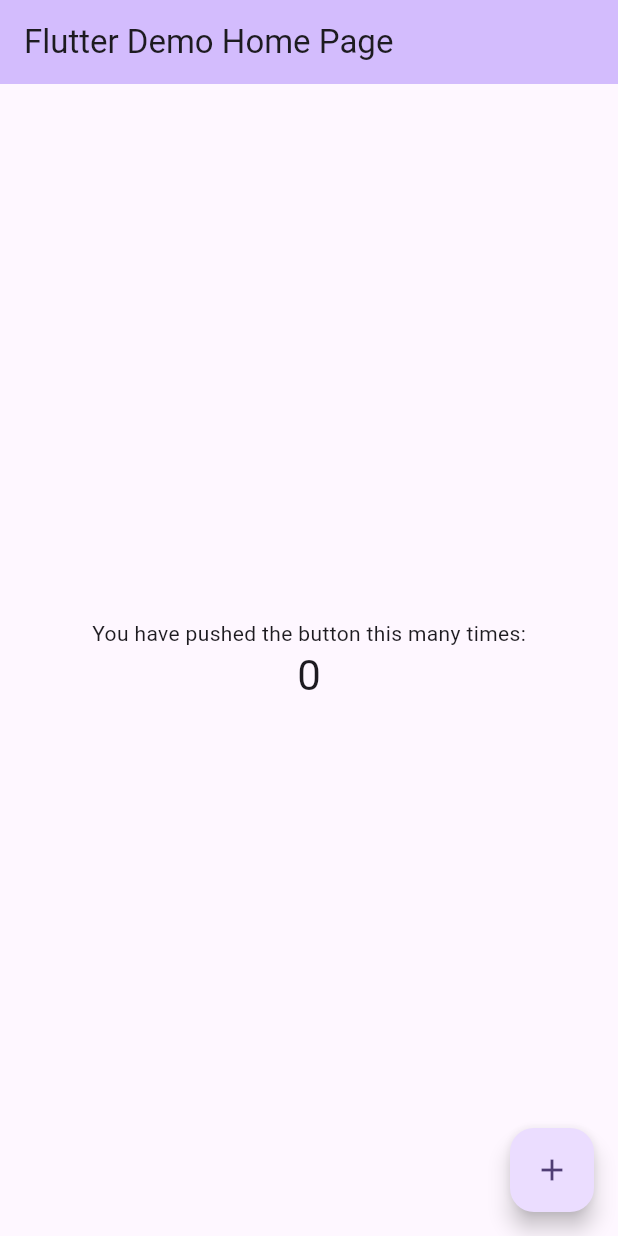
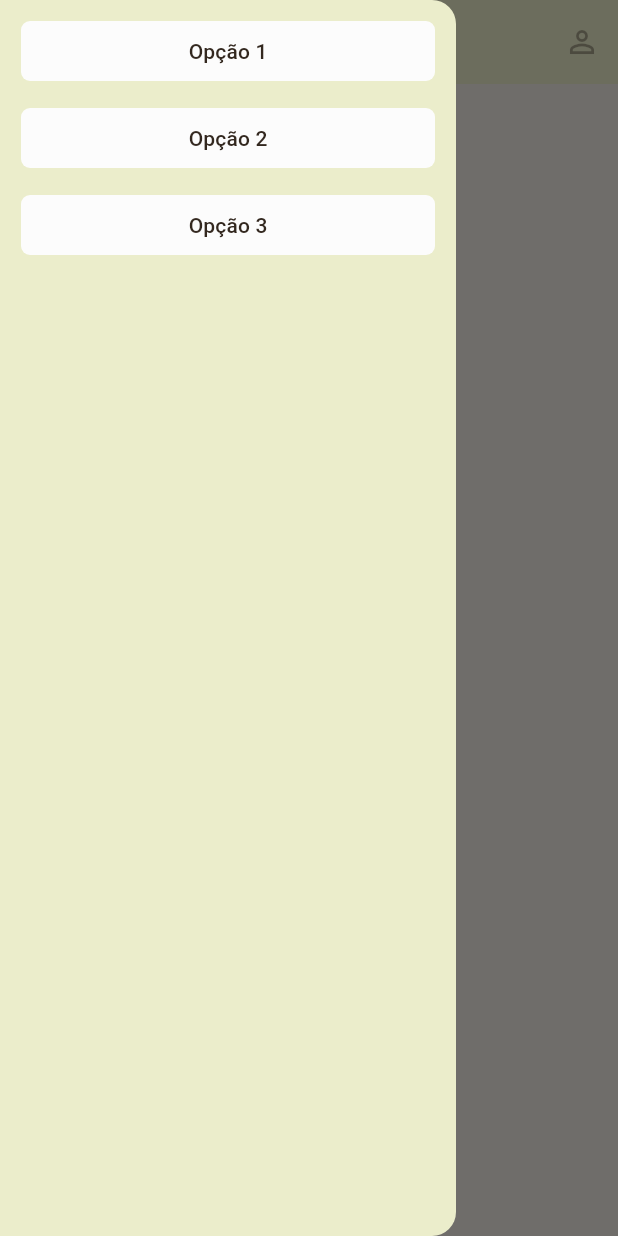
Before and after one commit to GustaBR/rokuzen_imt, a Flutter app: the screen it shows after launch, with the side drawer open (before the commit the screen has no drawer), on a phone screen of 412 x 824 dp. Run offline on Flutter 3.47's test engine with Material 3 defaults, Android fonts, the phone set to English and light mode, and no system bars.

Commit message:
layout para telas adicionadas

```diff
--- /dev/null
+++ b/lib/core/theme/app_colors.dart
@@ -0,0 +1,21 @@
+import 'package:flutter/material.dart';
+
+/// Paleta oficial do projeto. Use SEMPRE essas cores nas telas,
+/// nunca escreva Color(0xFF...) direto no código da tela.
+class AppColors {
+  AppColors._();
+
+
+  static const Color verde = Color(0xFF8FBA42);
+  static const Color verdeClaro = Color(0xFFD4E487);
+  static const Color verdeFundo = Color(0xFFEBEDCB);
+  static const Color marromEscuro = Color(0xFF33281F);
+  static const Color cinza = Color(0xFF857C7A);
+  static const Color branco = Color(0xFFFCFCFC);
+
+
+  static const Color fundoConteudo = Color(0xFFF1EDE6);
+  static const Color cardSessao = Color(0xFFF7E68A);
+  static const Color destaque = Color(0xFFE0602A);
+  static const Color borda = Color(0xFFC9D98F);
+}
--- /dev/null
+++ b/lib/core/theme/app_theme.dart
@@ -0,0 +1,52 @@
+import 'package:flutter/material.dart';
+import 'app_colors.dart';
+
+/// Tema global do app. Botões, campos de texto, AppBar etc.
+/// já ficam no padrão automaticamente.
+class AppTheme {
+  AppTheme._();
+
+  static ThemeData get tema => ThemeData(
+        useMaterial3: true,
+        scaffoldBackgroundColor: AppColors.fundoConteudo,
+        colorScheme: ColorScheme.fromSeed(
+          seedColor: AppColors.verde,
+          primary: AppColors.verde,
+          surface: AppColors.branco,
+          onSurface: AppColors.marromEscuro,
+        ),
+        appBarTheme: const AppBarTheme(
+          backgroundColor: AppColors.verdeFundo,
+          foregroundColor: AppColors.marromEscuro,
+          elevation: 0,
+          scrolledUnderElevation: 0,
+        ),
+        drawerTheme: const DrawerThemeData(
+          backgroundColor: AppColors.verdeFundo,
+        ),
+        inputDecorationTheme: InputDecorationTheme(
+          filled: true,
+          fillColor: AppColors.branco,
+          contentPadding:
+              const EdgeInsets.symmetric(horizontal: 12, vertical: 10),
+          border: OutlineInputBorder(
+            borderRadius: BorderRadius.circular(6),
+            borderSide: BorderSide.none,
+          ),
+        ),
+        elevatedButtonTheme: ElevatedButtonThemeData(
+          style: ElevatedButton.styleFrom(
+            backgroundColor: AppColors.verde,
+            foregroundColor: AppColors.branco,
+            shape: RoundedRectangleBorder(
+              borderRadius: BorderRadius.circular(6),
+            ),
+          ),
+        ),
+        dividerTheme: const DividerThemeData(
+          color: AppColors.borda,
+          thickness: 1,
+          space: 1,
+        ),
+      );
+}
--- /dev/null
+++ b/lib/features/home/home_page.dart
@@ -0,0 +1,20 @@
+import 'package:flutter/material.dart';
+import '../../shared/widgets/base_layout.dart';
+
+class HomePage extends StatelessWidget {
+  const HomePage({super.key});
+
+  @override
+  Widget build(BuildContext context) {
+    return BaseLayout(
+      itensMenu: [
+        ItemMenu(titulo: 'Opção 1', aoClicar: () {}),
+        ItemMenu(titulo: 'Opção 2', aoClicar: () {}),
+        ItemMenu(titulo: 'Opção 3', aoClicar: () {}),
+      ],
+      corpo: const Center(
+        child: Text('Conteúdo da tela aqui'),
+      ),
+    );
+  }
+}
--- a/lib/main.dart
+++ b/lib/main.dart
@@ -1,122 +1,21 @@
 import 'package:flutter/material.dart';
+import 'core/theme/app_theme.dart';
+import 'features/home/home_page.dart';
 
 void main() {
-  runApp(const MyApp());
+  runApp(const RokuzenApp());
 }
 
-class MyApp extends StatelessWidget {
-  const MyApp({super.key});
+class RokuzenApp extends StatelessWidget {
+  const RokuzenApp({super.key});
 
-  // This widget is the root of your application.
   @override
   Widget build(BuildContext context) {
     return MaterialApp(
-      title: 'Flutter Demo',
-      theme: ThemeData(
-        // This is the theme of your application.
-        //
-        // TRY THIS: Try running your application with "flutter run". You'll see
-        // the application has a purple toolbar. Then, without quitting the app,
-        // try changing the seedColor in the colorScheme below to Colors.green
-        // and then invoke "hot reload" (save your changes or press the "hot
-        // reload" button in a Flutter-supported IDE, or press "r" if you used
-        // the command line to start the app).
-        //
-        // Notice that the counter didn't reset back to zero; the application
-        // state is not lost during the reload. To reset the state, use hot
-        // restart instead.
-        //
-        // This works for code too, not just values: Most code changes can be
-        // tested with just a hot reload.
-        colorScheme: .fromSeed(seedColor: Colors.deepPurple),
-      ),
-      home: const MyHomePage(title: 'Flutter Demo Home Page'),
+      title: 'Rokuzen',
+      debugShowCheckedModeBanner: false,
+      theme: AppTheme.tema,
+      home: const HomePage(),
     );
   }
 }
-
-class MyHomePage extends StatefulWidget {
-  const MyHomePage({super.key, required this.title});
-
-  // This widget is the home page of your application. It is stateful, meaning
-  // that it has a State object (defined below) that contains fields that affect
-  // how it looks.
-
-  // This class is the configuration for the state. It holds the values (in this
-  // case the title) provided by the parent (in this case the App widget) and
-  // used by the build method of the State. Fields in a Widget subclass are
-  // always marked "final".
-
-  final String title;
-
-  @override
-  State<MyHomePage> createState() => _MyHomePageState();
-}
-
-class _MyHomePageState extends State<MyHomePage> {
-  int _counter = 0;
-
-  void _incrementCounter() {
-    setState(() {
-      // This call to setState tells the Flutter framework that something has
-      // changed in this State, which causes it to rerun the build method below
-      // so that the display can reflect the updated values. If we changed
-      // _counter without calling setState(), then the build method would not be
-      // called again, and so nothing would appear to happen.
-      _counter++;
-    });
-  }
-
-  @override
-  Widget build(BuildContext context) {
-    // This method is rerun every time setState is called, for instance as done
-    // by the _incrementCounter method above.
-    //
-    // The Flutter framework has been optimized to make rerunning build methods
-    // fast, so that you can just rebuild anything that needs updating rather
-    // than having to individually change instances of widgets.
-    return Scaffold(
-      appBar: AppBar(
-        // TRY THIS: Try changing the color here to a specific color (to
-        // Colors.amber, perhaps?) and trigger a hot reload to see the AppBar
-        // change color while the other colors stay the same.
-        backgroundColor: Theme.of(context).colorScheme.inversePrimary,
-        // Here we take the value from the MyHomePage object that was created by
-        // the App.build method, and use it to set our appbar title.
-        title: Text(widget.title),
-      ),
-      body: Center(
-        // Center is a layout widget. It takes a single child and positions it
-        // in the middle of the parent.
-        child: Column(
-          // Column is also a layout widget. It takes a list of children and
-          // arranges them vertically. By default, it sizes itself to fit its
-          // children horizontally, and tries to be as tall as its parent.
-          //
-          // Column has various properties to control how it sizes itself and
-          // how it positions its children. Here we use mainAxisAlignment to
-          // center the children vertically; the main axis here is the vertical
-          // axis because Columns are vertical (the cross axis would be
-          // horizontal).
-          //
-          // TRY THIS: Invoke "debug painting" (choose the "Toggle Debug Paint"
-          // action in the IDE, or press "p" in the console), to see the
-          // wireframe for each widget.
-          mainAxisAlignment: .center,
-          children: [
-            const Text('You have pushed the button this many times:'),
-            Text(
-              '$_counter',
-              style: Theme.of(context).textTheme.headlineMedium,
-            ),
-          ],
-        ),
-      ),
-      floatingActionButton: FloatingActionButton(
-        onPressed: _incrementCounter,
-        tooltip: 'Increment',
-        child: const Icon(Icons.add),
-      ),
-    );
-  }
-}
--- /dev/null
+++ b/lib/shared/widgets/base_layout.dart
@@ -0,0 +1,170 @@
+import 'package:flutter/material.dart';
+import '../../core/theme/app_colors.dart';
+
+/// Um botão do menu lateral.
+class ItemMenu {
+  final String titulo;
+  final VoidCallback aoClicar;
+
+  const ItemMenu({required this.titulo, required this.aoClicar});
+}
+
+/// Layout padrão de todas as telas internas do app.
+/// Desktop: barra superior + menu lateral fixo.
+/// Mobile: AppBar + menu sanduíche (Drawer).
+class BaseLayout extends StatelessWidget {
+  final Widget corpo;
+  final List<ItemMenu> itensMenu;
+  final VoidCallback? aoClicarPerfil;
+
+  static const double larguraDesktop = 800;
+  static const double larguraMenu = 215;
+
+  const BaseLayout({
+    super.key,
+    required this.corpo,
+    this.itensMenu = const [],
+    this.aoClicarPerfil,
+  });
+
+  @override
+  Widget build(BuildContext context) {
+    return LayoutBuilder(
+      builder: (context, constraints) {
+        if (constraints.maxWidth >= larguraDesktop) {
+          return _desktop();
+        }
+        return _mobile();
+      },
+    );
+  }
+
+  Widget _desktop() {
+    return Scaffold(
+      body: Column(
+        children: [
+          // Barra superior
+          Container(
+            height: 70,
+            decoration: const BoxDecoration(
+              color: AppColors.verdeFundo,
+              border: Border(bottom: BorderSide(color: AppColors.borda)),
+            ),
+            child: Row(
+              children: [
+                Container(
+                  width: larguraMenu,
+                  alignment: Alignment.center,
+                  decoration: const BoxDecoration(
+                    border: Border(right: BorderSide(color: AppColors.borda)),
+                  ),
+                  child: const _Logo(),
+                ),
+                const Spacer(),
+                IconButton(
+                  icon: const Icon(Icons.person_outline),
+                  onPressed: aoClicarPerfil,
+                ),
+                const SizedBox(width: 24),
+              ],
+            ),
+          ),
+          // Menu lateral + conteúdo
+          Expanded(
+            child: Row(
+              crossAxisAlignment: CrossAxisAlignment.stretch,
+              children: [
+                Container(
+                  width: larguraMenu,
+                  decoration: const BoxDecoration(
+                    color: AppColors.verdeFundo,
+                    border: Border(right: BorderSide(color: AppColors.borda)),
+                  ),
+                  child: _ListaMenu(itens: itensMenu),
+                ),
+                Expanded(
+                  child: Padding(
+                    padding: const EdgeInsets.all(20),
+                    child: corpo,
+                  ),
+                ),
+              ],
+            ),
+          ),
+        ],
+      ),
+    );
+  }
+
+  Widget _mobile() {
+    return Scaffold(
+      appBar: AppBar(
+        title: const _Logo(),
+        centerTitle: true,
+        actions: [
+          IconButton(
+            icon: const Icon(Icons.person_outline),
+            onPressed: aoClicarPerfil,
+          ),
+        ],
+      ),
+      drawer: itensMenu.isEmpty
+          ? null
+          : Drawer(
+              child: SafeArea(
+                child: _ListaMenu(itens: itensMenu, fecharAoClicar: true),
+              ),
+            ),
+      body: Padding(
+        padding: const EdgeInsets.all(12),
+        child: corpo,
+      ),
+    );
+  }
+}
+
+class _Logo extends StatelessWidget {
+  const _Logo();
+
+  @override
+  Widget build(BuildContext context) {
+    return Image.asset('assets/images/logo.png', height: 44);
+  }
+}
+
+
+class _ListaMenu extends StatelessWidget {
+  final List<ItemMenu> itens;
+  final bool fecharAoClicar;
+
+  const _ListaMenu({required this.itens, this.fecharAoClicar = false});
+
+  @override
+  Widget build(BuildContext context) {
+    return ListView.separated(
+      padding: const EdgeInsets.all(14),
+      itemCount: itens.length,
+      separatorBuilder: (_, _) => const SizedBox(height: 18),
+      itemBuilder: (context, i) {
+        final item = itens[i];
+        return SizedBox(
+          height: 40,
+          child: TextButton(
+            style: TextButton.styleFrom(
+              backgroundColor: AppColors.branco,
+              foregroundColor: AppColors.marromEscuro,
+              shape: RoundedRectangleBorder(
+                borderRadius: BorderRadius.circular(6),
+              ),
+            ),
+            onPressed: () {
+              if (fecharAoClicar) Navigator.of(context).pop();
+              item.aoClicar();
+            },
+            child: Text(item.titulo),
+          ),
+        );
+      },
+    );
+  }
+}
--- a/pubspec.yaml
+++ b/pubspec.yaml
@@ -61,7 +61,9 @@ flutter:
   # assets:
   #   - images/a_dot_burr.jpeg
   #   - images/a_dot_ham.jpeg
+  assets:
 
+    - assets/images/
   # An image asset can refer to one or more resolution-specific "variants", see
   # https://flutter.dev/to/resolution-aware-images
 
```
Also changed, not shown: analysis_options.yaml (+9 -0 lines), lib/shared/widgets/painel_conteudo.dart (added, +45 -0 lines), assets/images/logo.png (added), pubspec.lock, 1 other file.
